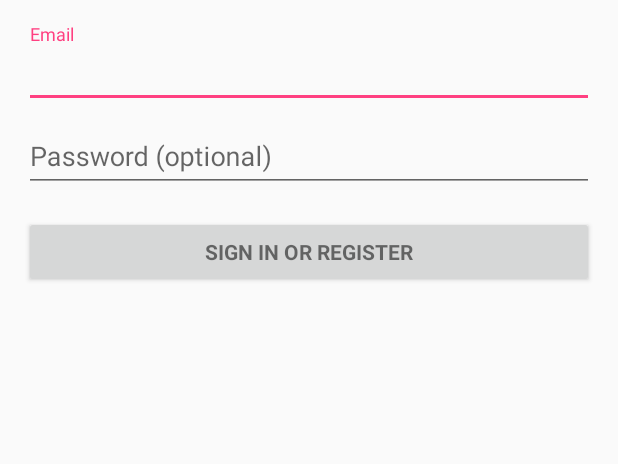
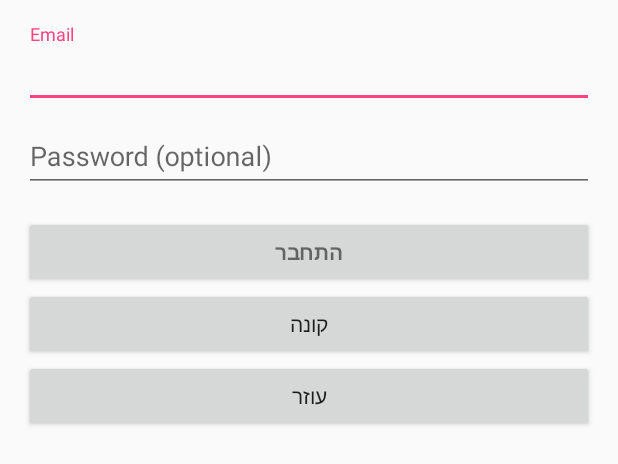
Before and after one commit to ofir5nisimi/huji-hackathon-2018, an Android app: the layout activity_login.xml on its own in the app's theme, with its tools: preview values and no code run, on a phone screen of 412 x 824 dp. Shown: the top 464 px of the screen. Run offline under Robolectric (Android 15) with nearby library versions, the phone set to English and light mode, and no system bars.

Commit message:
Nirel - Added login & sing-up 18:26

```diff
--- a/app/build.gradle
+++ b/app/build.gradle
@@ -34,6 +34,7 @@ dependencies {
 
 
 
+
 configurations.all {
     resolutionStrategy {
         force 'com.android.support:support-annotations:23.1.1'
--- a/app/src/main/AndroidManifest.xml
+++ b/app/src/main/AndroidManifest.xml
@@ -25,7 +25,8 @@
         <activity android:name=".loginActivity" />
         <activity
             android:name=".LoginActivity"
-            android:label="@string/title_activity_login"></activity>
+            android:label="@string/title_activity_login" />
+        <activity android:name=".HelperMainActivity"></activity>
     </application>
 
 </manifest>
--- a/app/src/main/res/layout/activity_login.xml
+++ b/app/src/main/res/layout/activity_login.xml
@@ -35,7 +35,7 @@
                 android:layout_height="wrap_content">
 
                 <AutoCompleteTextView
-                    android:id="@+id/email"
+                    android:id="@+id/login_email"
                     android:layout_width="match_parent"
                     android:layout_height="wrap_content"
                     android:hint="@string/prompt_email"
@@ -64,14 +64,30 @@
             </android.support.design.widget.TextInputLayout>
 
             <Button
-                android:id="@+id/email_sign_in_button"
+                android:id="@+id/login_button"
                 style="?android:textAppearanceSmall"
                 android:layout_width="match_parent"
                 android:layout_height="wrap_content"
                 android:layout_marginTop="16dp"
-                android:text="@string/action_sign_in"
+                android:text="התחבר"
                 android:textStyle="bold" />
 
+            <Button
+                android:id="@+id/buyer_button"
+                android:layout_width="match_parent"
+                android:layout_height="wrap_content"
+                android:text="קונה" />
+
+            <Button
+                android:id="@+id/helper_button"
+                android:onClick="go_to_helper"
+                android:layout_width="match_parent"
+                android:layout_height="wrap_content"
+                android:text="עוזר" />
+
         </LinearLayout>
+
+
+
     </ScrollView>
 </LinearLayout>
--- a/app/src/main/res/layout/activity_main.xml
+++ b/app/src/main/res/layout/activity_main.xml
@@ -8,7 +8,7 @@
 
 
     <RelativeLayout xmlns:android="http://schemas.android.com/apk/res/android"
-        android:id="@+id/login_button"
+        android:id="@+id/main_background"
         android:layout_width="fill_parent"
         android:layout_height="fill_parent"
         android:alpha="0.9"
```
Also changed, not shown: app/src/main/java/com/example/nirel/hackathon/HelperMainActivity.java (added, +13 -0 lines), app/src/main/java/com/example/nirel/hackathon/LoginActivity.java (+5 -27 lines), app/src/main/java/com/example/nirel/hackathon/RegisterActivity.java (+0 -32 lines), app/src/main/java/com/example/nirel/hackathon/RegisterRequest.java (deleted, +0 -28 lines), app/src/main/res/layout/activity_helper_main.xml (added, +22 -0 lines).
